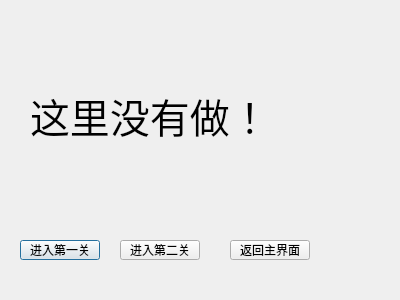
The window that none.ui (JinxianRen/qtgame) describes before a commit, drawn with Qt 5.
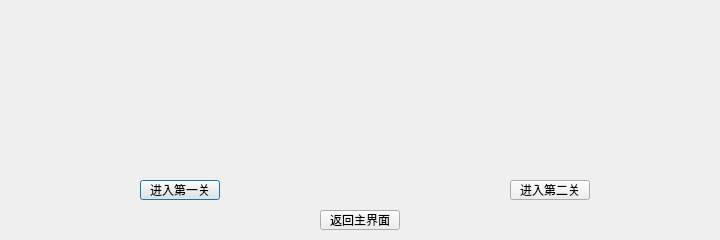
The same window after the commit. Icons and pictures are not drawn.

```diff
--- a/none.ui
+++ b/none.ui
@@ -6,8 +6,8 @@
    <rect>
     <x>0</x>
     <y>0</y>
-    <width>400</width>
-    <height>300</height>
+    <width>720</width>
+    <height>240</height>
    </rect>
   </property>
   <property name="windowTitle">
@@ -16,10 +16,10 @@
   <widget class="QLabel" name="label">
    <property name="geometry">
     <rect>
-     <x>30</x>
-     <y>40</y>
-     <width>331</width>
-     <height>151</height>
+     <x>0</x>
+     <y>0</y>
+     <width>360</width>
+     <height>240</height>
     </rect>
    </property>
    <property name="font">
@@ -27,15 +27,19 @@
      <pointsize>30</pointsize>
     </font>
    </property>
+   <property name="styleSheet">
+    <string notr="true">QLabel{
+	image: url(:/res/1.png)}</string>
+   </property>
    <property name="text">
-    <string>这里没有做！</string>
+    <string/>
    </property>
   </widget>
   <widget class="QPushButton" name="pushButton">
    <property name="geometry">
     <rect>
-     <x>20</x>
-     <y>240</y>
+     <x>140</x>
+     <y>180</y>
      <width>80</width>
      <height>20</height>
     </rect>
@@ -47,8 +51,8 @@
   <widget class="QPushButton" name="pushButton_2">
    <property name="geometry">
     <rect>
-     <x>120</x>
-     <y>240</y>
+     <x>510</x>
+     <y>180</y>
      <width>80</width>
      <height>20</height>
     </rect>
@@ -60,8 +64,8 @@
   <widget class="QPushButton" name="pushButton_3">
    <property name="geometry">
     <rect>
-     <x>230</x>
-     <y>240</y>
+     <x>320</x>
+     <y>210</y>
      <width>80</width>
      <height>20</height>
     </rect>
@@ -70,6 +74,30 @@
     <string>返回主界面</string>
    </property>
   </widget>
+  <widget class="QLabel" name="label_2">
+   <property name="geometry">
+    <rect>
+     <x>360</x>
+     <y>0</y>
+     <width>360</width>
+     <height>240</height>
+    </rect>
+   </property>
+   <property name="styleSheet">
+    <string notr="true">QLabel
+{
+	image: url(:/res/2.png);
+}</string>
+   </property>
+   <property name="text">
+    <string/>
+   </property>
+  </widget>
+  <zorder>label_2</zorder>
+  <zorder>label</zorder>
+  <zorder>pushButton</zorder>
+  <zorder>pushButton_2</zorder>
+  <zorder>pushButton_3</zorder>
  </widget>
  <resources/>
  <connections/>
```
